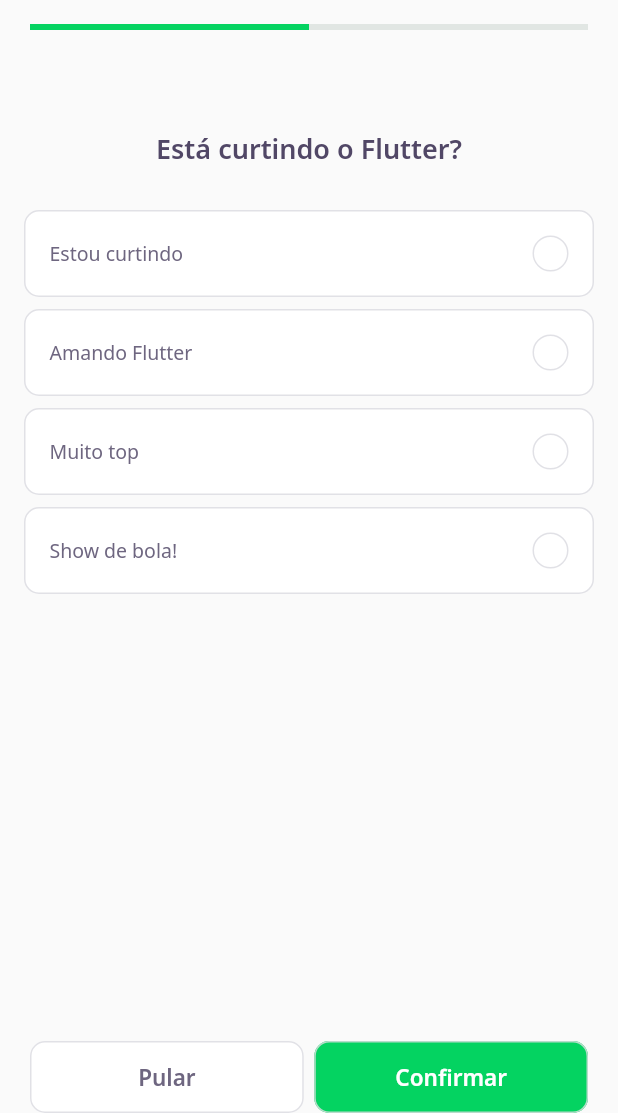
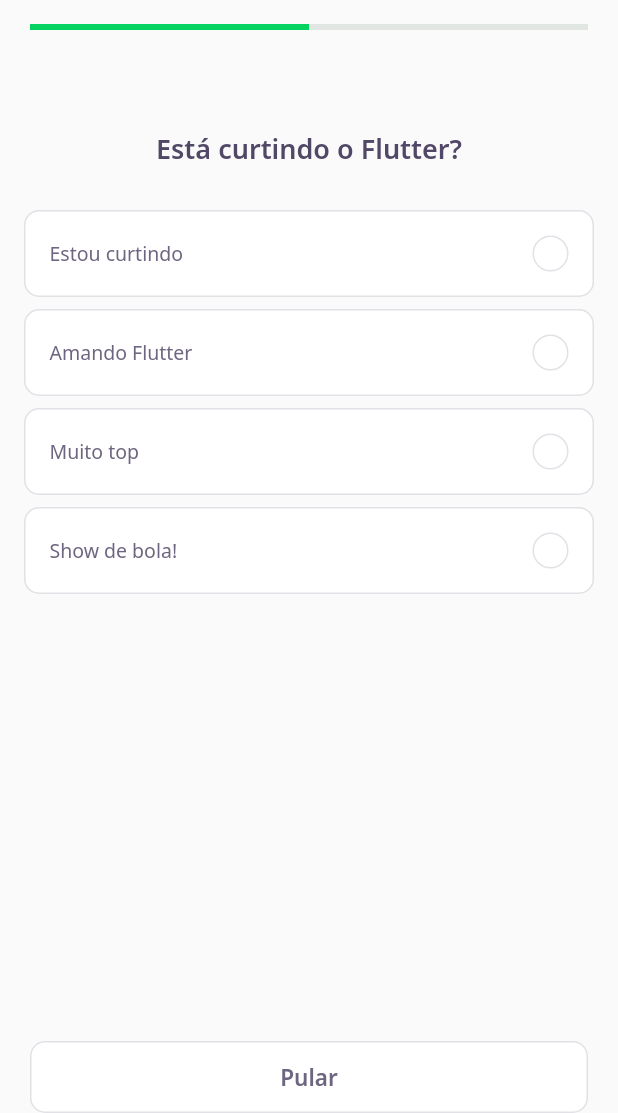
Before and after one commit to Alexz96/dev_quiz, a Flutter app: the screen it shows after launch, after a tap on "NLW 5 Flutter", on a phone screen of 412 x 824 dp, the part 123-1236 px from its top. Run offline on Flutter 3.47's test engine with Material 2 defaults, Android fonts, the phone set to English and light mode, and no system bars; our stand-ins replace google_fonts; accounts and stored records are empty; network calls fail.

Commit message:
Tornado o QuizWidget um StatefulWidget para poder gerenciar as respostas do usuário. Corrigido a flag das questões no JSON. Realizado os ajustes necessários para comportar as alterações do QuizWidget.

```diff
--- a/assets/database/quizzes.json
+++ b/assets/database/quizzes.json
@@ -11,7 +11,7 @@
                     {"title": "Estou curtindo"},
                     {"title": "Amando Flutter"},
                     {"title": "Muito top"},
-                    {"title": "Show de bola!", "isRigth": true}
+                    {"title": "Show de bola!", "isRight": true}
                 ]
             },
             {
@@ -20,7 +20,7 @@
                     {"title": "Estou curtindo"},
                     {"title": "Amando Flutter"},
                     {"title": "Muito top"},
-                    {"title": "Show de bola!", "isRigth": true}
+                    {"title": "Show de bola!", "isRight": true}
                 ]
             }
         ]
--- a/lib/challenge/challenge_page.dart
+++ b/lib/challenge/challenge_page.dart
@@ -24,6 +24,12 @@ class _ChallengePageState extends State<ChallengePage> {
     });
 
     super.initState();
+  }
+
+  void nextPage() {
+    if (controller.currentPage < widget.questions.length)
+      pageController.nextPage(
+          duration: Duration(milliseconds: 200), curve: Curves.linear);
   }
 
   @override
@@ -56,7 +62,10 @@ class _ChallengePageState extends State<ChallengePage> {
         controller: pageController,
         children: widget.questions
             .map(
-              (e) => QuizWidget(question: e),
+              (e) => QuizWidget(
+                question: e,
+                onChange: nextPage,
+              ),
             )
             .toList(),
       ),
@@ -64,29 +73,27 @@ class _ChallengePageState extends State<ChallengePage> {
         bottom: true,
         child: Padding(
             padding: const EdgeInsets.symmetric(horizontal: 20),
-          child: Row(
+            child: ValueListenableBuilder<int>(
+                valueListenable: controller.currentPageNotifier,
+                builder: (context, value, _) => Row(
                       mainAxisAlignment: MainAxisAlignment.spaceAround,
                       children: [
+                        if (value < widget.questions.length)
                           Expanded(
                               child: NextButtonWidget.white(
                             label: "Pular",
-                onTap: () {
-                  pageController.nextPage(
-                      duration: Duration(milliseconds: 200),
-                      curve: Curves.linear);
-                },
+                            onTap: nextPage,
                           )),
-              SizedBox(
-                width: 7,
-              ),
+                        if (value == widget.questions.length)
                           Expanded(
                               child: NextButtonWidget.green(
                             label: "Confirmar",
-                onTap: () {},
+                            onTap: () {
+                              Navigator.pop(context);
+                            },
                           ))
                       ],
-          ),
-        ),
+                    ))),
       ),
     );
   }
--- a/lib/challenge/widgets/answer/answer_widget.dart
+++ b/lib/challenge/widgets/answer/answer_widget.dart
@@ -1,40 +1,47 @@
 import 'package:dev_quiz/core/app_colors.dart';
 import 'package:dev_quiz/core/app_text_styles.dart';
+import 'package:dev_quiz/shared/models/answer_model.dart';
 import 'package:flutter/material.dart';
 
 class AnswerWidget extends StatelessWidget {
-  final String title;
-  final bool isRight;
+  final AnswerModel answer;
   final bool isSelected;
+  final bool disabled;
+  final VoidCallback onTap;
 
-  const AnswerWidget(
-      {Key? key,
-      required this.title,
-      this.isRight = false,
-      this.isSelected = false})
-      : super(key: key);
+  const AnswerWidget({
+    Key? key,
+    this.isSelected = false,
+    required this.answer,
+    required this.onTap,
+    this.disabled = false,
+  }) : super(key: key);
 
   Color get _selectedColorRight =>
-      isRight ? AppColors.darkGreen : AppColors.darkRed;
+      answer.isRight ? AppColors.darkGreen : AppColors.darkRed;
 
   Color get _selectedBorderRight =>
-      isRight ? AppColors.lightGreen : AppColors.lightRed;
+      answer.isRight ? AppColors.lightGreen : AppColors.lightRed;
 
   Color get _selectedColorCardRight =>
-      isRight ? AppColors.lightGreen : AppColors.lightRed;
+      answer.isRight ? AppColors.lightGreen : AppColors.lightRed;
 
   Color get _selectedBorderCardRight =>
-      isRight ? AppColors.green : AppColors.red;
+      answer.isRight ? AppColors.green : AppColors.red;
 
   TextStyle get _selectedTextStyleRight =>
-      isRight ? AppTextStyles.bodyDarkGreen : AppTextStyles.bodyDarkRed;
+      answer.isRight ? AppTextStyles.bodyDarkGreen : AppTextStyles.bodyDarkRed;
 
-  IconData get _selectedIconRight => isRight ? Icons.check : Icons.close;
+  IconData get _selectedIconRight => answer.isRight ? Icons.check : Icons.close;
 
   @override
   Widget build(BuildContext context) {
     return Padding(
       padding: const EdgeInsets.symmetric(horizontal: 16.0, vertical: 4.0),
+      child: IgnorePointer(
+        ignoring: disabled,
+        child: GestureDetector(
+          onTap: onTap,
           child: Container(
             padding: EdgeInsets.all(16),
             decoration: BoxDecoration(
@@ -49,9 +56,10 @@ class AnswerWidget extends StatelessWidget {
               children: [
                 Expanded(
                   child: Text(
-                title,
-                style:
-                    isSelected ? _selectedTextStyleRight : AppTextStyles.body,
+                    answer.title,
+                    style: isSelected
+                        ? _selectedTextStyleRight
+                        : AppTextStyles.body,
                   ),
                 ),
                 Container(
@@ -62,8 +70,9 @@ class AnswerWidget extends StatelessWidget {
                       borderRadius: BorderRadius.circular(500),
                       border: Border.fromBorderSide(
                         BorderSide(
-                      color:
-                          isSelected ? _selectedBorderRight : AppColors.border,
+                          color: isSelected
+                              ? _selectedBorderRight
+                              : AppColors.border,
                         ),
                       )),
                   child: isSelected
@@ -77,6 +86,8 @@ class AnswerWidget extends StatelessWidget {
               ],
             ),
           ),
+        ),
+      ),
     );
   }
 }
--- a/lib/challenge/widgets/quiz/quiz_widget.dart
+++ b/lib/challenge/widgets/quiz/quiz_widget.dart
@@ -1,11 +1,22 @@
 import 'package:dev_quiz/challenge/widgets/answer/answer_widget.dart';
 import 'package:dev_quiz/core/core.dart';
+import 'package:dev_quiz/shared/models/answer_model.dart';
 import 'package:dev_quiz/shared/models/question_model.dart';
 import 'package:flutter/material.dart';
 
-class QuizWidget extends StatelessWidget {
+class QuizWidget extends StatefulWidget {
   final QuestionModel question;
-  const QuizWidget({Key? key, required this.question}) : super(key: key);
+  final VoidCallback onChange;
+  const QuizWidget({Key? key, required this.question, required this.onChange})
+      : super(key: key);
+
+  @override
+  _QuizWidgetState createState() => _QuizWidgetState();
+}
+
+class _QuizWidgetState extends State<QuizWidget> {
+  int indexSelected = -1;
+  AnswerModel answer(int index) => widget.question.answers[index];
 
   @override
   Widget build(BuildContext context) {
@@ -16,15 +27,24 @@ class QuizWidget extends StatelessWidget {
             height: 64,
           ),
           Text(
-            question.title,
+            widget.question.title,
             style: AppTextStyles.heading,
           ),
           SizedBox(
             height: 24,
           ),
-          ...question.answers.map(
-            (e) => AnswerWidget(title: e.title, isRight: e.isRight),
-          ),
+          for (var i = 0; i < widget.question.answers.length; i++)
+            AnswerWidget(
+              answer: answer(i),
+              disabled: indexSelected != -1,
+              isSelected: indexSelected == i,
+              onTap: () {
+                indexSelected = i;
+                setState(() {});
+                Future.delayed(Duration(seconds: 1))
+                    .then((value) => widget.onChange());
+              },
+            ),
         ],
       ),
     );
```
Lines whose indentation alone changed are shown as unchanged.
